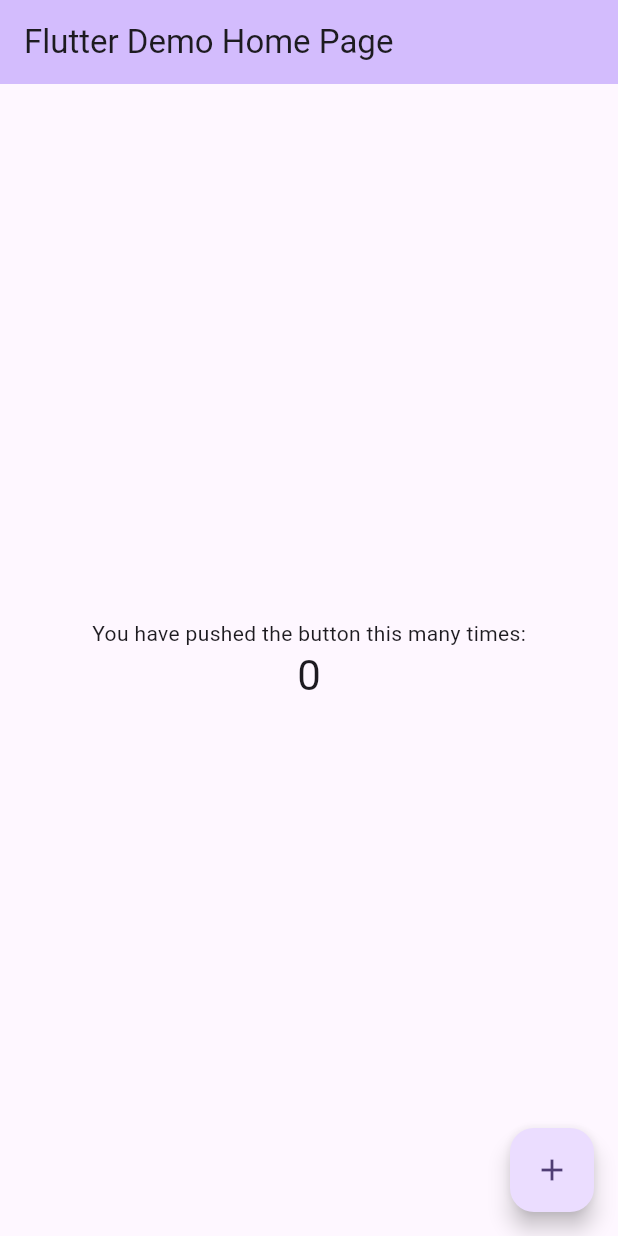
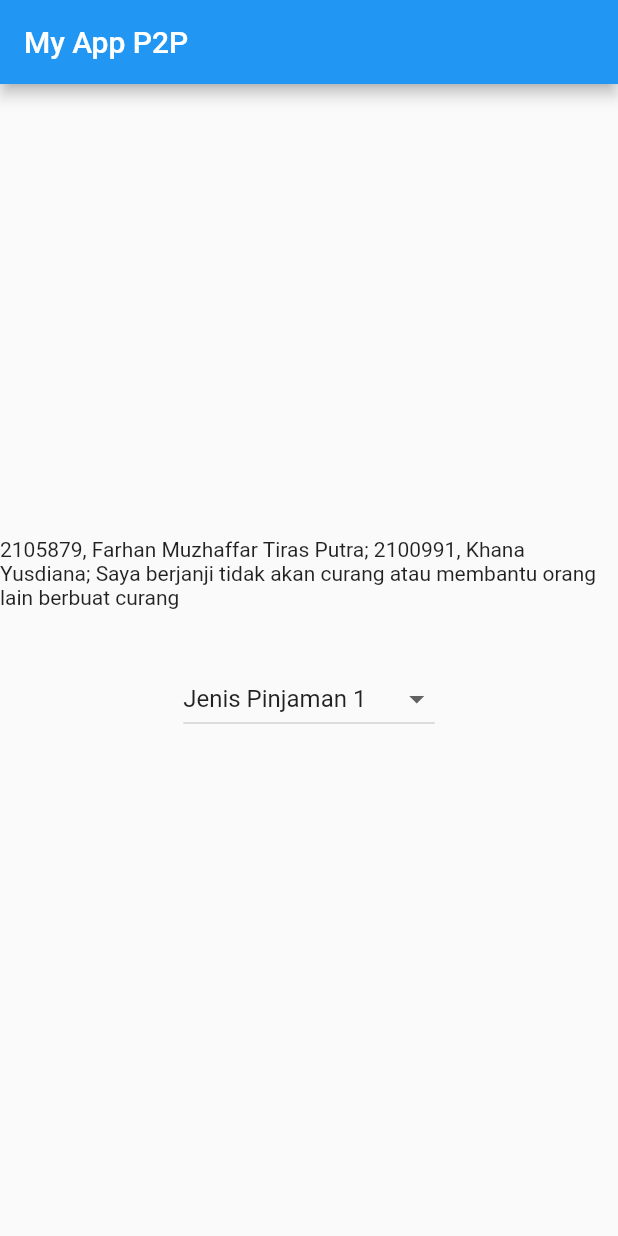
Before and after one commit to Hanhan73/-Hanhan73-kelompok12_C12021_kuis3, a Flutter app: the screen it shows after launch, on a phone screen of 412 x 824 dp. Run offline on Flutter 3.47's test engine with Material 2 defaults, Android fonts, the phone set to English and light mode, and no system bars; our stand-ins replace flutter_bloc.

Commit message:
Update main.dart, pubspec.lock, pubspec.yaml

```diff
--- a/lib/main.dart
+++ b/lib/main.dart
@@ -1,125 +1,294 @@
+import 'dart:convert';
+
 import 'package:flutter/material.dart';
+import 'package:flutter_bloc/flutter_bloc.dart';
+import 'package:http/http.dart' as http;
 
 void main() {
-  runApp(const MyApp());
+  runApp(MyApp());
 }
 
 class MyApp extends StatelessWidget {
-  const MyApp({super.key});
-
-  // This widget is the root of your application.
   @override
   Widget build(BuildContext context) {
     return MaterialApp(
-      title: 'Flutter Demo',
+      title: 'My App P2P',
       theme: ThemeData(
-        // This is the theme of your application.
-        //
-        // TRY THIS: Try running your application with "flutter run". You'll see
-        // the application has a blue toolbar. Then, without quitting the app,
-        // try changing the seedColor in the colorScheme below to Colors.green
-        // and then invoke "hot reload" (save your changes or press the "hot
-        // reload" button in a Flutter-supported IDE, or press "r" if you used
-        // the command line to start the app).
-        //
-        // Notice that the counter didn't reset back to zero; the application
-        // state is not lost during the reload. To reset the state, use hot
-        // restart instead.
-        //
-        // This works for code too, not just values: Most code changes can be
-        // tested with just a hot reload.
-        colorScheme: ColorScheme.fromSeed(seedColor: Colors.deepPurple),
-        useMaterial3: true,
+        primarySwatch: Colors.blue,
       ),
-      home: const MyHomePage(title: 'Flutter Demo Home Page'),
+      home: BlocProvider(
+        create: (context) => JenisPinjamanCubit(),
+        child: JenisPinjamanPage(),
+      ),
     );
   }
 }
 
-class MyHomePage extends StatefulWidget {
-  const MyHomePage({super.key, required this.title});
+class JenisPinjamanCubit extends Cubit<JenisPinjamanState> {
+  int? selectedJenis;
+  String? selectedJenisText;
 
-  // This widget is the home page of your application. It is stateful, meaning
-  // that it has a State object (defined below) that contains fields that affect
-  // how it looks.
+  JenisPinjamanCubit()
+      : selectedJenis = 1,
+        selectedJenisText = 'Pilih Jenis Pinjaman',
+        super(JenisPinjamanInitial());
 
-  // This class is the configuration for the state. It holds the values (in this
-  // case the title) provided by the parent (in this case the App widget) and
-  // used by the build method of the State. Fields in a Widget subclass are
-  // always marked "final".
+  void updateSelectedJenis(int jenis) {
+    selectedJenis = jenis;
+    selectedJenisText = _getSelectedJenisPinjamanText(jenis);
+    emit(JenisPinjamanUpdated(jenis));
+  }
 
-  final String title;
+  Future<void> fetchJenisPinjaman(int jenis) async {
+    emit(JenisPinjamanLoading());
+    try {
+      final response = await http
+          .get(Uri.parse('http://178.128.17.76:8000/jenis_pinjaman/$jenis'));
+      print(response.body);
+      if (response.statusCode == 200) {
+        final jsonData = json.decode(response.body);
+        if (jsonData.containsKey('data')) {
+          final dataList = jsonData['data'];
+          if (dataList is List<dynamic>) {
+            final jenisPinjaman =
+                dataList.map((data) => JenisPinjaman.fromJson(data)).toList();
+            emit(JenisPinjamanLoaded(jenisPinjaman));
+          } else {
+            emit(JenisPinjamanError('Invalid JSON data'));
+          }
+        } else {
+          emit(JenisPinjamanError('Invalid JSON data'));
+        }
+      } else {
+        emit(JenisPinjamanError('Failed to load jenis pinjaman'));
+      }
+    } catch (e) {
+      emit(JenisPinjamanError(e.toString()));
+    }
+  }
+
+  Future<void> fetchDetilJenisPinjaman(String id) async {
+    emit(JenisPinjamanLoadingDetil());
+    try {
+      final response = await http
+          .get(Uri.parse('http://178.128.17.76:8000/detil_jenis_pinjaman/$id'));
+      if (response.statusCode == 200) {
+        final jsonData = json.decode(response.body);
+        final detilJenisPinjaman = DetilJenisPinjaman.fromJson(jsonData);
+        emit(JenisPinjamanLoadedDetil(detilJenisPinjaman));
+      } else {
+        emit(JenisPinjamanError('Failed to load detil jenis pinjaman'));
+      }
+    } catch (e) {
+      emit(JenisPinjamanError(e.toString()));
+    }
+  }
+
+  String _getSelectedJenisPinjamanText(int jenis) {
+    if (jenis == 1) {
+      return 'Jenis Pinjaman 1';
+    } else if (jenis == 2) {
+      return 'Jenis Pinjaman 2';
+    } else if (jenis == 3) {
+      return 'Jenis Pinjaman 3';
+    }
+    return '';
+  }
+}
 
 @override
-  State<MyHomePage> createState() => _MyHomePageState();
+class JenisPinjamanUpdated extends JenisPinjamanState {
+  final int jenis;
+
+  JenisPinjamanUpdated(this.jenis);
 }
 
-class _MyHomePageState extends State<MyHomePage> {
-  int _counter = 0;
+abstract class JenisPinjamanState {}
 
-  void _incrementCounter() {
-    setState(() {
-      // This call to setState tells the Flutter framework that something has
-      // changed in this State, which causes it to rerun the build method below
-      // so that the display can reflect the updated values. If we changed
-      // _counter without calling setState(), then the build method would not be
-      // called again, and so nothing would appear to happen.
-      _counter++;
-    });
+class JenisPinjamanInitial extends JenisPinjamanState {}
+
+class JenisPinjamanLoading extends JenisPinjamanState {}
+
+class JenisPinjamanError extends JenisPinjamanState {
+  final String message;
+
+  JenisPinjamanError(this.message);
+}
+
+class JenisPinjamanLoaded extends JenisPinjamanState {
+  final List<JenisPinjaman> jenisPinjaman;
+
+  JenisPinjamanLoaded(this.jenisPinjaman);
+}
+
+class JenisPinjamanLoadingDetil extends JenisPinjamanState {}
+
+class JenisPinjamanLoadedDetil extends JenisPinjamanState {
+  final DetilJenisPinjaman detilJenisPinjaman;
+
+  JenisPinjamanLoadedDetil(this.detilJenisPinjaman);
+}
+
+class JenisPinjamanPage extends StatefulWidget {
+  @override
+  _JenisPinjamanPageState createState() => _JenisPinjamanPageState();
+}
+
+class _JenisPinjamanPageState extends State<JenisPinjamanPage> {
+  String? selectedJenisPinjaman;
+  late JenisPinjamanCubit jenisPinjamanCubit;
+
+  String _getSelectedJenisPinjamanText() {
+    if (jenisPinjamanCubit.selectedJenisText != null) {
+      return jenisPinjamanCubit.selectedJenisText!;
+    }
+    return 'Pilih jenis pinjaman';
+  }
+
+  @override
+  void initState() {
+    super.initState();
+    jenisPinjamanCubit = BlocProvider.of<JenisPinjamanCubit>(context);
   }
 
   @override
   Widget build(BuildContext context) {
-    // This method is rerun every time setState is called, for instance as done
-    // by the _incrementCounter method above.
-    //
-    // The Flutter framework has been optimized to make rerunning build methods
-    // fast, so that you can just rebuild anything that needs updating rather
-    // than having to individually change instances of widgets.
     return Scaffold(
         appBar: AppBar(
-        // TRY THIS: Try changing the color here to a specific color (to
-        // Colors.amber, perhaps?) and trigger a hot reload to see the AppBar
-        // change color while the other colors stay the same.
-        backgroundColor: Theme.of(context).colorScheme.inversePrimary,
-        // Here we take the value from the MyHomePage object that was created by
-        // the App.build method, and use it to set our appbar title.
-        title: Text(widget.title),
+          title: Text('My App P2P'),
         ),
         body: Center(
-        // Center is a layout widget. It takes a single child and positions it
-        // in the middle of the parent.
           child: Column(
-          // Column is also a layout widget. It takes a list of children and
-          // arranges them vertically. By default, it sizes itself to fit its
-          // children horizontally, and tries to be as tall as its parent.
-          //
-          // Column has various properties to control how it sizes itself and
-          // how it positions its children. Here we use mainAxisAlignment to
-          // center the children vertically; the main axis here is the vertical
-          // axis because Columns are vertical (the cross axis would be
-          // horizontal).
-          //
-          // TRY THIS: Invoke "debug painting" (choose the "Toggle Debug Paint"
-          // action in the IDE, or press "p" in the console), to see the
-          // wireframe for each widget.
             mainAxisAlignment: MainAxisAlignment.center,
             children: <Widget>[
-            const Text(
-              'You have pushed the button this many times:',
+              Text(
+                  '2105879, Farhan Muzhaffar Tiras Putra; 2100991, Khana Yusdiana; Saya berjanji tidak akan curang atau membantu orang lain berbuat curang'),
+              SizedBox(height: 20),
+              Padding(
+                padding: const EdgeInsets.all(16.0),
+                child: DropdownButton<int>(
+                  value: jenisPinjamanCubit.selectedJenis,
+                  hint: Text(_getSelectedJenisPinjamanText()),
+                  onChanged: (value) {
+                    jenisPinjamanCubit.updateSelectedJenis(value!);
+                    jenisPinjamanCubit.fetchJenisPinjaman(value);
+                  },
+                  items: [
+                    DropdownMenuItem<int>(
+                      value: 1,
+                      child: Text('Jenis Pinjaman 1'),
                     ),
-            Text(
-              '$_counter',
-              style: Theme.of(context).textTheme.headlineMedium,
+                    DropdownMenuItem<int>(
+                      value: 2,
+                      child: Text('Jenis Pinjaman 2'),
+                    ),
+                    DropdownMenuItem<int>(
+                      value: 3,
+                      child: Text('Jenis Pinjaman 3'),
                     ),
                   ],
                 ),
               ),
-      floatingActionButton: FloatingActionButton(
-        onPressed: _incrementCounter,
-        tooltip: 'Increment',
-        child: const Icon(Icons.add),
-      ), // This trailing comma makes auto-formatting nicer for build methods.
+              SizedBox(height: 16),
+              BlocBuilder<JenisPinjamanCubit, JenisPinjamanState>(
+                builder: (context, state) {
+                  if (state is JenisPinjamanLoading) {
+                    return Center(
+                      child: CircularProgressIndicator(),
+                    );
+                  } else if (state is JenisPinjamanError) {
+                    return Center(
+                      child: Text(state.message),
+                    );
+                  } else if (state is JenisPinjamanLoaded) {
+                    return Expanded(
+                      child: ListView.builder(
+                        itemCount: state.jenisPinjaman.length,
+                        itemBuilder: (context, index) {
+                          final jenisPinjaman = state.jenisPinjaman[index];
+                          return ListTile(
+                            title: Text(jenisPinjaman.nama),
+                            subtitle: Text("Id: " + jenisPinjaman.id),
+                            onTap: () {
+                              jenisPinjamanCubit
+                                  .fetchDetilJenisPinjaman(jenisPinjaman.id);
+                            },
+                          );
+                        },
+                      ),
+                    );
+                  } else if (state is JenisPinjamanLoadingDetil) {
+                    return Center(
+                      child: CircularProgressIndicator(),
+                    );
+                  } else if (state is JenisPinjamanLoadedDetil) {
+                    final detilJenisPinjaman = state.detilJenisPinjaman;
+                    return Padding(
+                      padding: const EdgeInsets.all(16.0),
+                      child: Column(
+                        crossAxisAlignment: CrossAxisAlignment.start,
+                        children: [
+                          Text(
+                            'Detil Jenis Pinjaman',
+                            style: TextStyle(
+                              fontSize: 18,
+                              fontWeight: FontWeight.bold,
+                            ),
+                          ),
+                          SizedBox(height: 8),
+                          Text('ID: ${detilJenisPinjaman.id}'),
+                          SizedBox(height: 8),
+                          Text('Nama: ${detilJenisPinjaman.nama}'),
+                          SizedBox(height: 8),
+                          Text('Bunga: ${detilJenisPinjaman.bunga}'),
+                          SizedBox(height: 8),
+                          Text('Syariah: ${detilJenisPinjaman.is_syariah}'),
+                        ],
+                      ),
+                    );
+                  } else {
+                    return Container();
+                  }
+                },
+              ),
+            ],
+          ),
+        ));
+  }
+}
+
+class JenisPinjaman {
+  final String id;
+  final String nama;
+
+  JenisPinjaman({required this.id, required this.nama});
+
+  factory JenisPinjaman.fromJson(Map<String, dynamic> json) {
+    return JenisPinjaman(
+      id: json['id'],
+      nama: json['nama'],
     );
   }
 }
+
+class DetilJenisPinjaman {
+  final String id;
+  final String nama;
+  final String bunga;
+  final String is_syariah;
+
+  DetilJenisPinjaman(
+      {required this.id,
+      required this.nama,
+      required this.bunga,
+      required this.is_syariah});
+
+  factory DetilJenisPinjaman.fromJson(Map<String, dynamic> json) {
+    return DetilJenisPinjaman(
+      id: json['id'],
+      nama: json['nama'],
+      bunga: json['bunga'],
+      is_syariah: json['is_syariah'],
+    );
+  }
+}
```
Also changed, not shown: pubspec.yaml (+5 -4 lines), pubspec.lock. Lines whose indentation alone changed are shown as unchanged.
